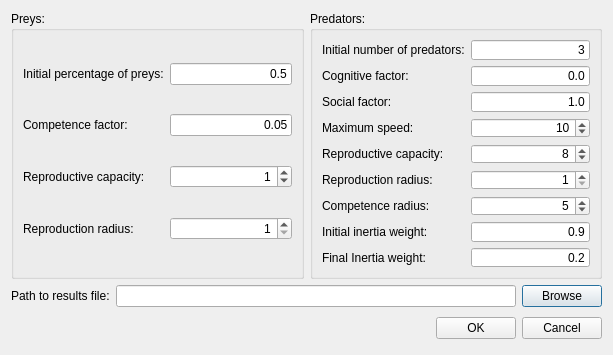
First picture: the form in globalsettingsdialog.ui, repository mariomartinezm/QtCaPso, before the edit.
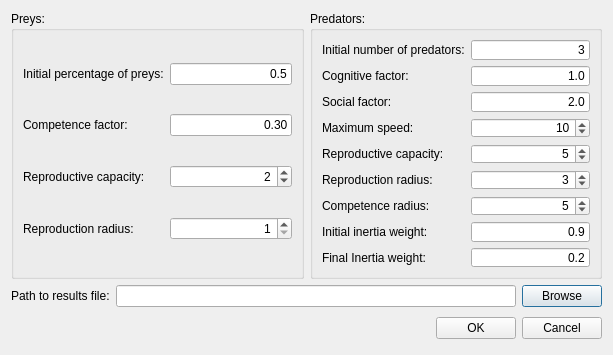
Second picture: the form after the edit.

Commit message:
Add code to support a dynamics settings dialog
Construct a settings dialog according to the type of cellular automaton
that is being simulated

Diff of the .ui file:
```diff
--- a/globalsettingsdialog.ui
+++ b/globalsettingsdialog.ui
@@ -68,7 +68,7 @@
             <item row="1" column="1">
              <widget class="QLineEdit" name="lineEditCompetenceFactor">
               <property name="text">
-               <string>0.05</string>
+               <string>0.30</string>
               </property>
               <property name="alignment">
                <set>Qt::AlignRight|Qt::AlignTrailing|Qt::AlignVCenter</set>
@@ -88,7 +88,7 @@
                <set>Qt::AlignRight|Qt::AlignTrailing|Qt::AlignVCenter</set>
               </property>
               <property name="value">
-               <number>1</number>
+               <number>2</number>
               </property>
              </widget>
             </item>
@@ -149,7 +149,7 @@
             <item row="1" column="1">
              <widget class="QLineEdit" name="lineEditCognitiveFactor">
               <property name="text">
-               <string>0.0</string>
+               <string>1.0</string>
               </property>
               <property name="alignment">
                <set>Qt::AlignRight|Qt::AlignTrailing|Qt::AlignVCenter</set>
@@ -166,7 +166,7 @@
             <item row="2" column="1">
              <widget class="QLineEdit" name="lineEditSocialFactor">
               <property name="text">
-               <string>1.0</string>
+               <string>2.0</string>
               </property>
               <property name="alignment">
                <set>Qt::AlignRight|Qt::AlignTrailing|Qt::AlignVCenter</set>
@@ -203,7 +203,7 @@
                <set>Qt::AlignRight|Qt::AlignTrailing|Qt::AlignVCenter</set>
               </property>
               <property name="value">
-               <number>8</number>
+               <number>5</number>
               </property>
              </widget>
             </item>
@@ -222,6 +222,9 @@
               <property name="minimum">
                <number>1</number>
               </property>
+              <property name="value">
+               <number>3</number>
+              </property>
              </widget>
             </item>
             <item row="6" column="0">
```
The commit also changes 4 other files.
